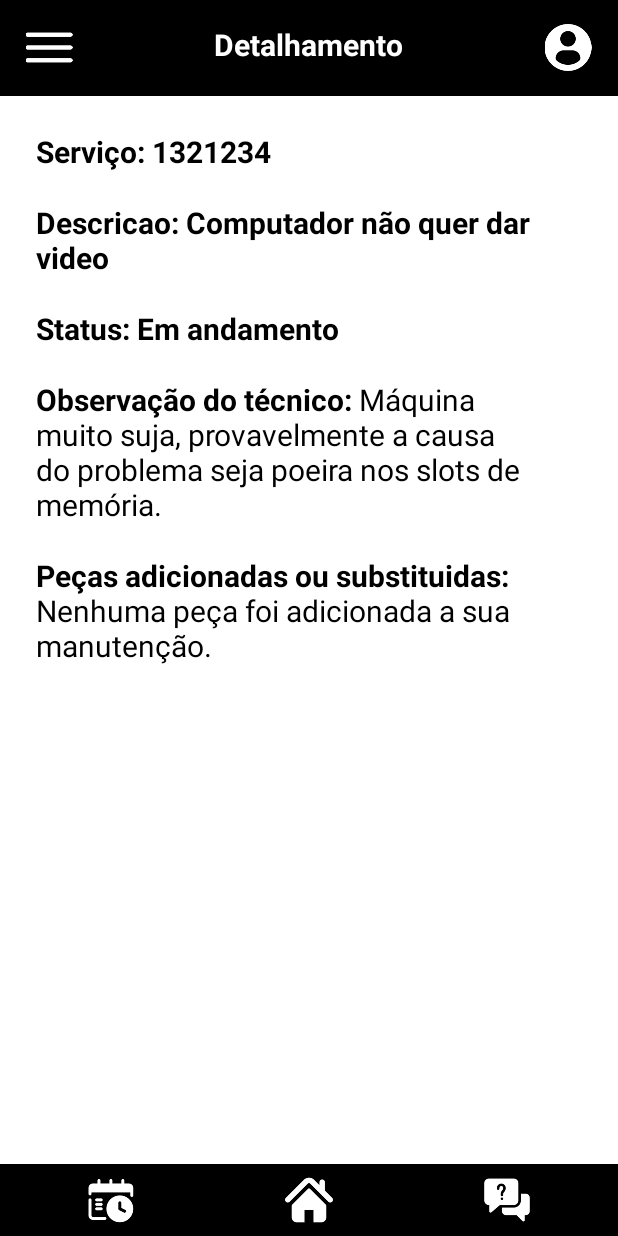
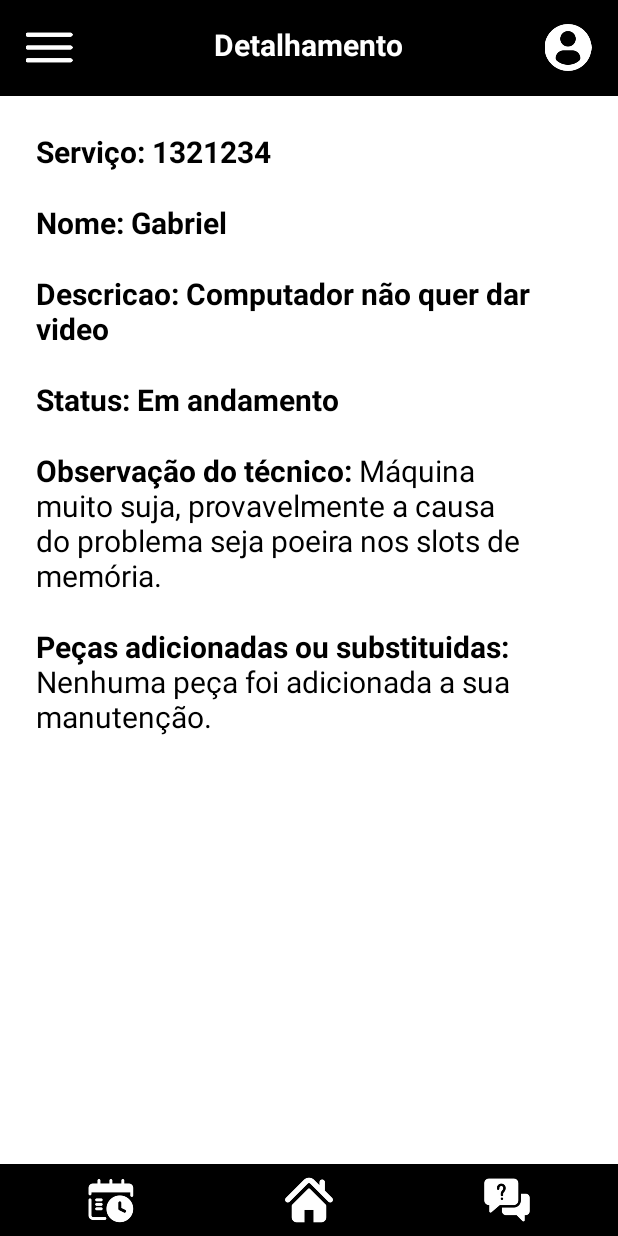
Before and after one commit to miguel-sant/SalvadorTech, an Android app: the layout activity_detalhamento.xml on its own in the app's theme, with its tools: preview values and no code run, on a phone screen of 412 x 824 dp. Run offline under Robolectric (Android 15) with nearby library versions, the phone set to English and light mode, and no system bars.

Commit message:
tela de detalhamento trazendo o nome

```diff
--- a/app/src/main/res/layout/activity_detalhamento.xml
+++ b/app/src/main/res/layout/activity_detalhamento.xml
@@ -81,6 +81,17 @@
                         android:layout_height="wrap_content"
                         android:layout_centerHorizontal="true"
                         android:text="Serviço: 1321234"
+                        android:textColor="@color/black"
+                        android:textSize="20sp"
+                        android:textStyle="bold" />
+
+                    <TextView
+                        android:id="@+id/nome_cliente"
+                        android:layout_width="wrap_content"
+                        android:layout_height="wrap_content"
+                        android:layout_centerHorizontal="true"
+                        android:text="Nome: Gabriel"
+                        android:layout_marginTop="20dp"
                         android:textColor="@color/black"
                         android:textSize="20sp"
                         android:textStyle="bold" />
```
Also changed, not shown: app/src/main/java/com/example/salvadortech/AddServicoActivity.java (+7 -5 lines), app/src/main/java/com/example/salvadortech/DetalhamentoServicoActivity.java (+43 -14 lines), app/src/main/java/com/example/salvadortech/Servico.java (+15 -2 lines), app/src/main/res/layout/activity_add_servico.xml (+10 -0 lines).
